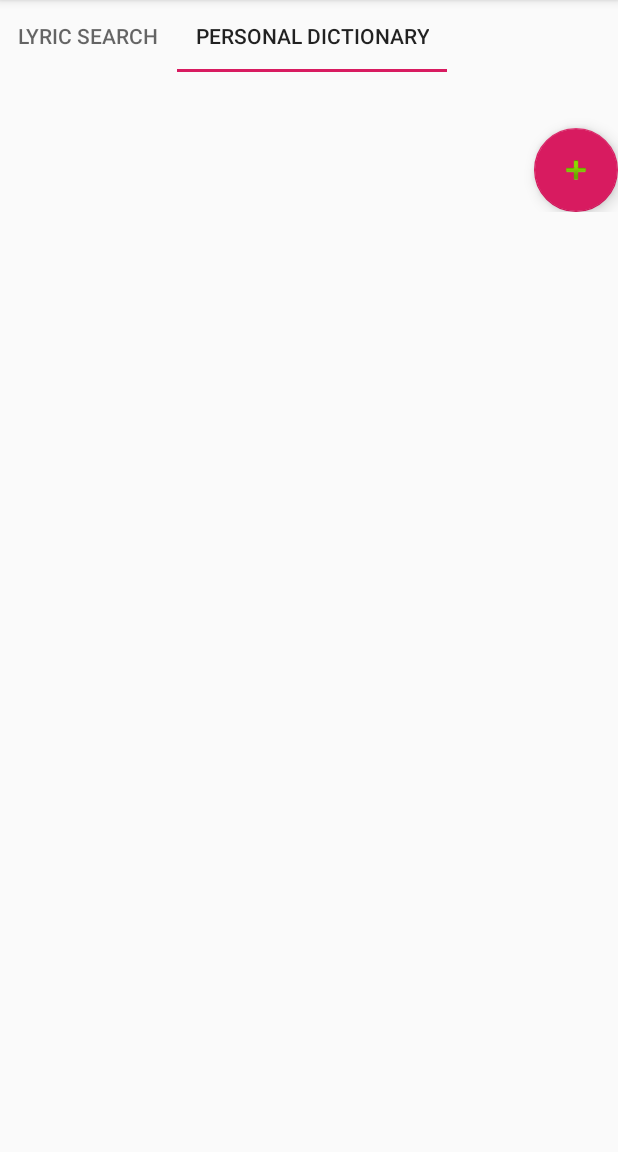
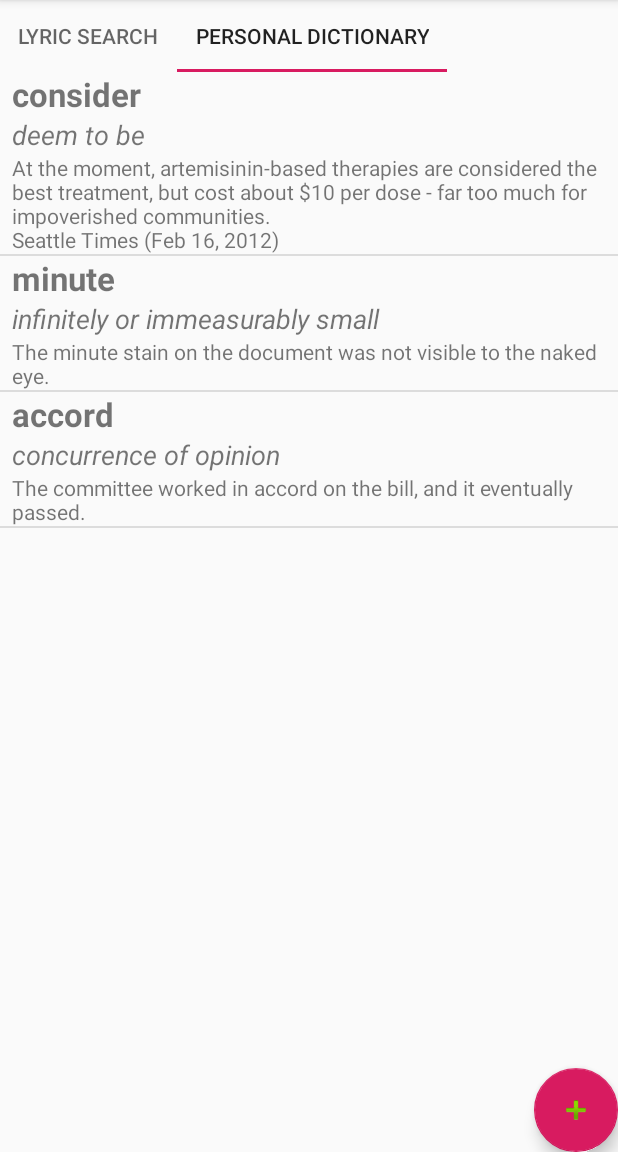
Before and after one commit to moj1987/MyNotebook, an Android app: the screen it shows after launch (MainActivity), tab 2 chosen, on a phone screen of 412 x 824 dp, the part 84-1236 px from its top. Run offline under Robolectric (Android 15) with nearby library versions, the phone set to English and light mode, and no system bars.

Commit message:
RecyclerView for dictionary-fragment implemented

```diff
--- a/app/src/main/java/com/example/englishonthego/model/VocabModel.kt
+++ b/app/src/main/java/com/example/englishonthego/model/VocabModel.kt
@@ -1,4 +1,7 @@
 package com.example.englishonthego.model
 
-class VocabModel {
+data class VocabModel(
+        val vocab: String,
+        val definition: String,
+        val example: String) {
 }
--- /dev/null
+++ b/app/src/main/java/com/example/englishonthego/sampleData/SampleVocab.kt
@@ -0,0 +1,30 @@
+package com.example.englishonthego.sampleData
+
+import com.example.englishonthego.model.VocabModel
+
+object SampleVocab {
+
+    var vocab1: String = "consider"
+    var definition1: String = "deem to be"
+    var example1: String = "At the moment, artemisinin-based therapies are considered the best treatment, " +
+            "but cost about $10 per dose - far too much for impoverished communities.\n" +
+            "Seattle Times (Feb 16, 2012)"
+
+
+    var vocab2: String = "minute"
+    var definition2: String = "infinitely or immeasurably small"
+    var example2: String = "The minute stain on the document was not visible to the naked eye."
+
+    var vocab3: String = "accord"
+    var definition3: String = "concurrence of opinion"
+    var example3: String = "The committee worked in accord on the bill, and it eventually passed."
+
+
+    fun getAllVocab(): List<VocabModel> {
+        val list = arrayListOf<VocabModel>()
+        list.add(VocabModel(vocab1, definition1, example1))
+        list.add(VocabModel(vocab2, definition2, example2))
+        list.add(VocabModel(vocab3, definition3, example3))
+        return list
+    }
+}
--- a/app/src/main/java/com/example/englishonthego/tabs/DictionaryFragment.java
+++ b/app/src/main/java/com/example/englishonthego/tabs/DictionaryFragment.java
@@ -6,24 +6,47 @@ import android.view.View;
 import android.view.ViewGroup;
 
 import androidx.fragment.app.Fragment;
+import androidx.recyclerview.widget.DividerItemDecoration;
+import androidx.recyclerview.widget.LinearLayoutManager;
 import androidx.recyclerview.widget.RecyclerView;
 
 import com.example.englishonthego.R;
+import com.example.englishonthego.model.VocabModel;
+import com.example.englishonthego.sampleData.SampleVocab;
+import com.example.englishonthego.ui.VocabAdapter;
+
+import java.util.ArrayList;
+import java.util.List;
+import java.util.zip.Inflater;
 
 public class DictionaryFragment extends Fragment {
-    RecyclerView recyclerView;
+    private RecyclerView recyclerView;
+    private RecyclerView.LayoutManager layoutManager;
+    private VocabAdapter vocabAdapter;
+
     public DictionaryFragment() {
     }
 
     @Override
     public View onCreateView(LayoutInflater inflater, ViewGroup container,
                              Bundle savedInstanceState) {
-
         // Inflate the layout for this fragment
         View view = inflater.inflate(R.layout.fragment_dictionary, container, false);
-        view.findViewById(R.id.recycler_view);
+        recyclerView = view.findViewById(R.id.dictionary_recycler_view);
 
+        initAdapters();
         return view;
     }
 
+    private void initAdapters() {
+        recyclerView.setHasFixedSize(true);
+        recyclerView.addItemDecoration(new DividerItemDecoration(recyclerView.getContext(), DividerItemDecoration.VERTICAL));
+
+        recyclerView.setLayoutManager(new LinearLayoutManager(getActivity()));
+
+        vocabAdapter = new VocabAdapter(SampleVocab.INSTANCE.getAllVocab(), getActivity());
+        recyclerView.setAdapter(vocabAdapter);
+
+    }
+
 }
--- a/app/src/main/java/com/example/englishonthego/tabs/LyricsFragment.java
+++ b/app/src/main/java/com/example/englishonthego/tabs/LyricsFragment.java
@@ -72,11 +72,10 @@ public class LyricsFragment extends Fragment implements LyricSearchAdapter.OnIte
         searchTextInput = view.findViewById(R.id.search_text);
         searchButton = view.findViewById(R.id.search_button);
         indeterminateProgressBar = view.findViewById(R.id.indeterminateProgressBar);
-        recyclerView = view.findViewById(R.id.recycler_view);
+        recyclerView = view.findViewById(R.id.lyrics_recycler_view);
 
         configureAdapters();
         configureListeners();
-        getLyricSearch("Hello, Adele");
 
         return view;
     }
--- a/app/src/main/java/com/example/englishonthego/ui/LyricSearchAdapter.java
+++ b/app/src/main/java/com/example/englishonthego/ui/LyricSearchAdapter.java
@@ -14,7 +14,7 @@ import com.example.englishonthego.networking.Responses;
 
 import java.util.List;
 
-public class LyricSearchAdapter extends RecyclerView.Adapter<LyricSearchAdapter.ViewHolder> {
+public class LyricSearchAdapter extends RecyclerView.Adapter<LyricSearchAdapter.LyricSearchViewHolder> {
 
     private List<Responses> mResponses;
     private final Context context;
@@ -28,14 +28,14 @@ public class LyricSearchAdapter extends RecyclerView.Adapter<LyricSearchAdapter.
 
     @NonNull
     @Override
-    public ViewHolder onCreateViewHolder(@NonNull ViewGroup parent, int viewType) {
+    public LyricSearchViewHolder onCreateViewHolder(@NonNull ViewGroup parent, int viewType) {
         LayoutInflater inflater = LayoutInflater.from(parent.getContext());
-        View view = inflater.inflate(R.layout.lyric_search_item, parent, false);
-        return new ViewHolder(view, mOnItemClickListener);
+        View view = inflater.inflate(R.layout.item_lyric_search, parent, false);
+        return new LyricSearchViewHolder(view, mOnItemClickListener);
     }
 
     @Override
-    public void onBindViewHolder(@NonNull ViewHolder holder, int position) {
+    public void onBindViewHolder(@NonNull LyricSearchViewHolder holder, int position) {
         final Responses responses = mResponses.get(position);
         holder.trackName.setText(responses.getTrackName());
         holder.artist.setText(responses.getArtistName());
@@ -55,11 +55,11 @@ public class LyricSearchAdapter extends RecyclerView.Adapter<LyricSearchAdapter.
         this.mResponses = responses;
     }
 
-    public class ViewHolder extends RecyclerView.ViewHolder implements View.OnClickListener {
+    public class LyricSearchViewHolder extends RecyclerView.ViewHolder implements View.OnClickListener {
         TextView trackName, artist, album;
         OnItemClickListener onItemClickListener;
 
-        public ViewHolder(@NonNull View itemView, OnItemClickListener onItemClickListener) {
+        public LyricSearchViewHolder(@NonNull View itemView, OnItemClickListener onItemClickListener) {
             super(itemView);
             trackName = itemView.findViewById(R.id.track_name);
             artist = itemView.findViewById(R.id.artist);
--- /dev/null
+++ b/app/src/main/java/com/example/englishonthego/ui/VocabAdapter.java
@@ -0,0 +1,59 @@
+package com.example.englishonthego.ui;
+
+import android.content.Context;
+import android.view.LayoutInflater;
+import android.view.View;
+import android.view.ViewGroup;
+import android.widget.TextView;
+
+import androidx.annotation.NonNull;
+import androidx.recyclerview.widget.RecyclerView;
+
+import com.example.englishonthego.R;
+import com.example.englishonthego.model.VocabModel;
+
+import java.util.List;
+
+public class VocabAdapter extends RecyclerView.Adapter<VocabAdapter.VocabViewHolder> {
+
+    private List<VocabModel> vocabItems;
+    private Context context;
+
+    public VocabAdapter(List<VocabModel> vocabItems, Context context) {
+        this.vocabItems = vocabItems;
+        this.context = context;
+    }
+
+    @NonNull
+    @Override
+    public VocabViewHolder onCreateViewHolder(@NonNull ViewGroup parent, int viewType) {
+        final View view = LayoutInflater.from(parent.getContext())
+                .inflate(R.layout.item_vocab, parent, false);
+        return new VocabViewHolder(view);
+    }
+
+    @Override
+    public void onBindViewHolder(@NonNull VocabViewHolder holder, int position) {
+        VocabModel currentVocab = vocabItems.get(position);
+
+        holder.vocab.setText(currentVocab.getVocab());
+        holder.definition.setText(currentVocab.getDefinition());
+        holder.example.setText(currentVocab.getExample());
+    }
+
+    @Override
+    public int getItemCount() {
+        return vocabItems.size();
+    }
+
+    public class VocabViewHolder extends RecyclerView.ViewHolder {
+        TextView vocab, definition, example;
+
+        public VocabViewHolder(@NonNull View itemView) {
+            super(itemView);
+            vocab = itemView.findViewById(R.id.item_vocab);
+            definition = itemView.findViewById(R.id.item_definition);
+            example = itemView.findViewById(R.id.item_example);
+        }
+    }
+}
--- a/app/src/main/res/layout/activity_main.xml
+++ b/app/src/main/res/layout/activity_main.xml
@@ -17,7 +17,7 @@
     <androidx.viewpager2.widget.ViewPager2
         android:id="@+id/pager"
         android:layout_width="match_parent"
-        android:layout_height="wrap_content" />
+        android:layout_height="match_parent" />
 
 
 
--- a/app/src/main/res/layout/fragment_dictionary.xml
+++ b/app/src/main/res/layout/fragment_dictionary.xml
@@ -5,13 +5,16 @@
     android:layout_width="match_parent"
     android:layout_height="match_parent"
     android:orientation="horizontal">
+
     <FrameLayout
         android:layout_width="match_parent"
         android:layout_height="match_parent">
+
         <androidx.recyclerview.widget.RecyclerView
+            android:id="@+id/dictionary_recycler_view"
             android:layout_width="match_parent"
             android:layout_height="match_parent"
-    android:text="Dictionary"/>
+            android:text="Dictionary" />
 
         <com.google.android.material.floatingactionbutton.FloatingActionButton
             android:id="@+id/add_vocab"
--- a/app/src/main/res/layout/fragment_lyrics.xml
+++ b/app/src/main/res/layout/fragment_lyrics.xml
@@ -38,7 +38,7 @@
         </FrameLayout>
 
         <androidx.recyclerview.widget.RecyclerView
-            android:id="@+id/recycler_view"
+            android:id="@+id/lyrics_recycler_view"
             android:layout_width="match_parent"
             android:layout_height="match_parent"
             android:scrollbars="vertical" />
--- a/app/src/main/res/layout/vocab_item.xml
+++ b/app/src/main/res/layout/item_vocab.xml
@@ -2,28 +2,29 @@
 <LinearLayout xmlns:android="http://schemas.android.com/apk/res/android"
     android:layout_width="match_parent"
     android:layout_height="wrap_content"
-    android:orientation="vertical">
+    android:orientation="vertical"
+    android:paddingStart="8dp">
 
 
     <TextView
-        android:id="@+id/vocab_item"
+        android:id="@+id/item_vocab"
         android:layout_width="wrap_content"
         android:layout_height="wrap_content"
         android:layout_weight="1"
-        android:textSize="24dp"
-        android:text="TextView" />
+        android:textSize="22dp"
+        android:textStyle="bold"/>
 
     <TextView
-        android:id="@+id/definition_item"
+        android:id="@+id/item_definition"
         android:layout_width="wrap_content"
         android:layout_height="wrap_content"
         android:layout_weight="2"
-        android:text="TextView" />
+        android:textSize="18dp"
+        android:textStyle="italic"/>
 
     <TextView
-        android:id="@+id/example_item"
+        android:id="@+id/item_example"
         android:layout_width="wrap_content"
         android:layout_height="wrap_content"
-        android:layout_weight="2"
-        android:text="TextView" />
+        android:layout_weight="2" />
 </LinearLayout>
```
Also changed, not shown: app/src/main/res/layout/item_lyric_search.xml (renamed from app/src/main/res/layout/lyric_search_item.xml). Lines whose indentation alone changed are shown as unchanged.
